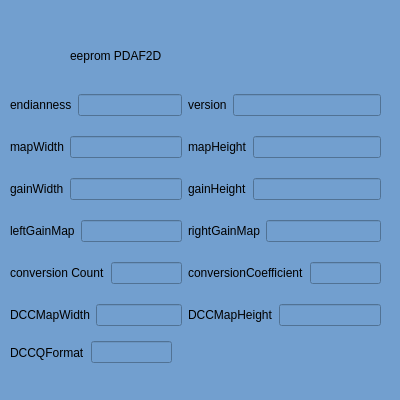
Above: eeprom/eeprompdaf2d.ui from LiuQinHong/IHV-assistant before the change. Below: the same form after it.
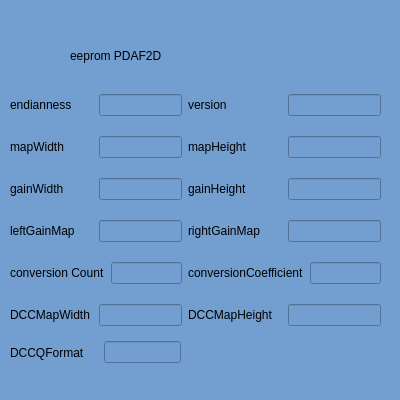
That is the form after the change.

Patch:
```diff
--- a/eeprom/eeprompdaf2d.ui
+++ b/eeprom/eeprompdaf2d.ui
@@ -49,11 +49,11 @@
     <rect>
      <x>10</x>
      <y>340</y>
-     <width>162</width>
+     <width>171</width>
      <height>25</height>
     </rect>
    </property>
-   <layout class="QHBoxLayout" name="horizontalLayout_10" stretch="0,1">
+   <layout class="QHBoxLayout" name="horizontalLayout_10" stretch="1,1,6">
     <item>
      <widget class="QLabel" name="label_11">
       <property name="text">
@@ -61,12 +61,25 @@
       </property>
      </widget>
     </item>
+    <item>
+     <spacer name="horizontalSpacer">
+      <property name="orientation">
+       <enum>Qt::Horizontal</enum>
+      </property>
+      <property name="sizeHint" stdset="0">
+       <size>
+        <width>40</width>
+        <height>20</height>
+       </size>
+      </property>
+     </spacer>
+    </item>
     <item>
      <widget class="QLineEdit" name="le_DCCQFormat"/>
     </item>
    </layout>
   </widget>
-  <widget class="QWidget" name="">
+  <widget class="QWidget" name="layoutWidget">
    <property name="geometry">
     <rect>
      <x>10</x>
@@ -79,7 +92,7 @@
     <item>
      <layout class="QVBoxLayout" name="verticalLayout">
       <item>
-       <layout class="QHBoxLayout" name="horizontalLayout" stretch="0,1">
+       <layout class="QHBoxLayout" name="horizontalLayout" stretch="1,1">
         <item>
          <widget class="QLabel" name="label_2">
           <property name="text">
@@ -93,7 +106,7 @@
        </layout>
       </item>
       <item>
-       <layout class="QHBoxLayout" name="horizontalLayout_2" stretch="0,1">
+       <layout class="QHBoxLayout" name="horizontalLayout_2" stretch="1,1">
         <item>
          <widget class="QLabel" name="label_3">
           <property name="text">
@@ -107,7 +120,7 @@
        </layout>
       </item>
       <item>
-       <layout class="QHBoxLayout" name="horizontalLayout_4" stretch="0,1">
+       <layout class="QHBoxLayout" name="horizontalLayout_4" stretch="1,1">
         <item>
          <widget class="QLabel" name="label_5">
           <property name="text">
@@ -121,7 +134,7 @@
        </layout>
       </item>
       <item>
-       <layout class="QHBoxLayout" name="horizontalLayout_6" stretch="0,1">
+       <layout class="QHBoxLayout" name="horizontalLayout_6" stretch="1,1">
         <item>
          <widget class="QLabel" name="label_7">
           <property name="text">
@@ -149,7 +162,7 @@
        </layout>
       </item>
       <item>
-       <layout class="QHBoxLayout" name="horizontalLayout_13" stretch="0,1">
+       <layout class="QHBoxLayout" name="horizontalLayout_13" stretch="1,1">
         <item>
          <widget class="QLabel" name="label_14">
           <property name="text">
@@ -167,7 +180,7 @@
     <item>
      <layout class="QVBoxLayout" name="verticalLayout_2">
       <item>
-       <layout class="QHBoxLayout" name="horizontalLayout_3" stretch="0,1">
+       <layout class="QHBoxLayout" name="horizontalLayout_3" stretch="1,1">
         <item>
          <widget class="QLabel" name="label_4">
           <property name="text">
@@ -181,7 +194,7 @@
        </layout>
       </item>
       <item>
-       <layout class="QHBoxLayout" name="horizontalLayout_5" stretch="0,1">
+       <layout class="QHBoxLayout" name="horizontalLayout_5" stretch="1,1">
         <item>
          <widget class="QLabel" name="label_6">
           <property name="text">
@@ -195,7 +208,7 @@
        </layout>
       </item>
       <item>
-       <layout class="QHBoxLayout" name="horizontalLayout_7" stretch="0,1">
+       <layout class="QHBoxLayout" name="horizontalLayout_7" stretch="1,1">
         <item>
          <widget class="QLabel" name="label_8">
           <property name="text">
@@ -209,7 +222,7 @@
        </layout>
       </item>
       <item>
-       <layout class="QHBoxLayout" name="horizontalLayout_9" stretch="0,1">
+       <layout class="QHBoxLayout" name="horizontalLayout_9" stretch="1,1">
         <item>
          <widget class="QLabel" name="label_10">
           <property name="text">
@@ -237,7 +250,7 @@
        </layout>
       </item>
       <item>
-       <layout class="QHBoxLayout" name="horizontalLayout_12" stretch="0,1">
+       <layout class="QHBoxLayout" name="horizontalLayout_12" stretch="1,1">
         <item>
          <widget class="QLabel" name="label_13">
           <property name="text">
```
Left out of the diff: 4 changed lines with no effect on the pictures.
